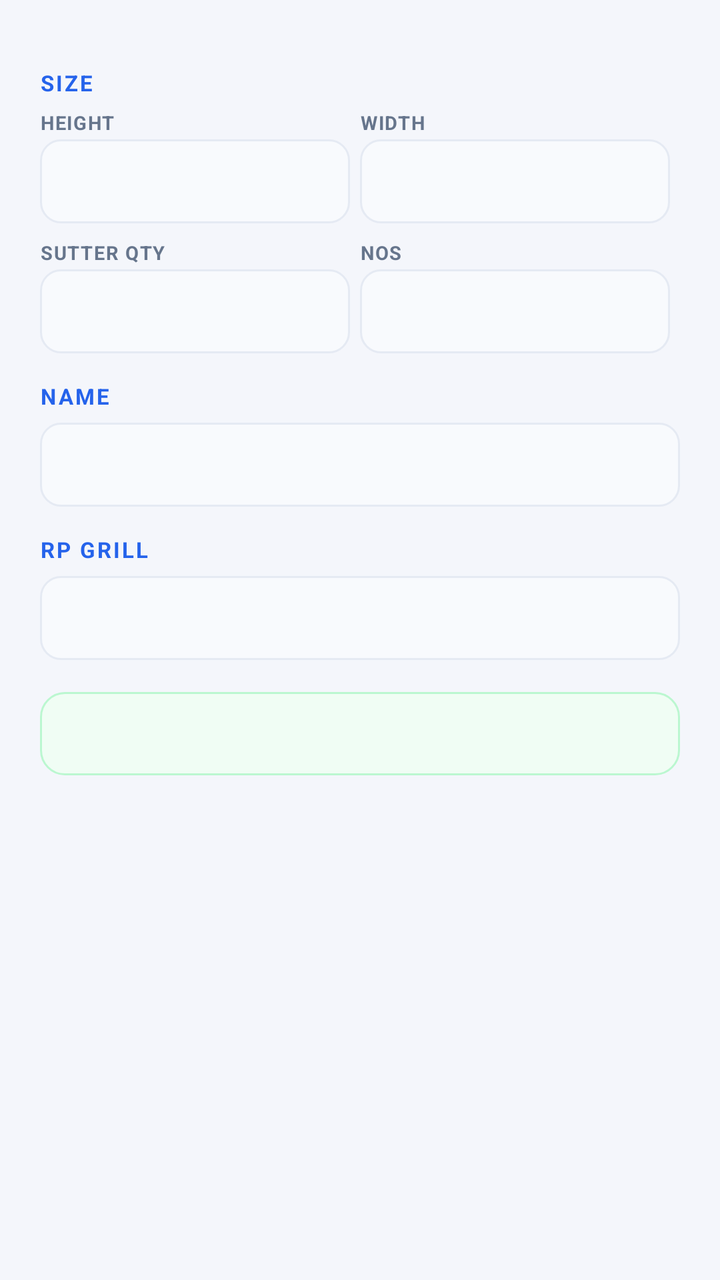
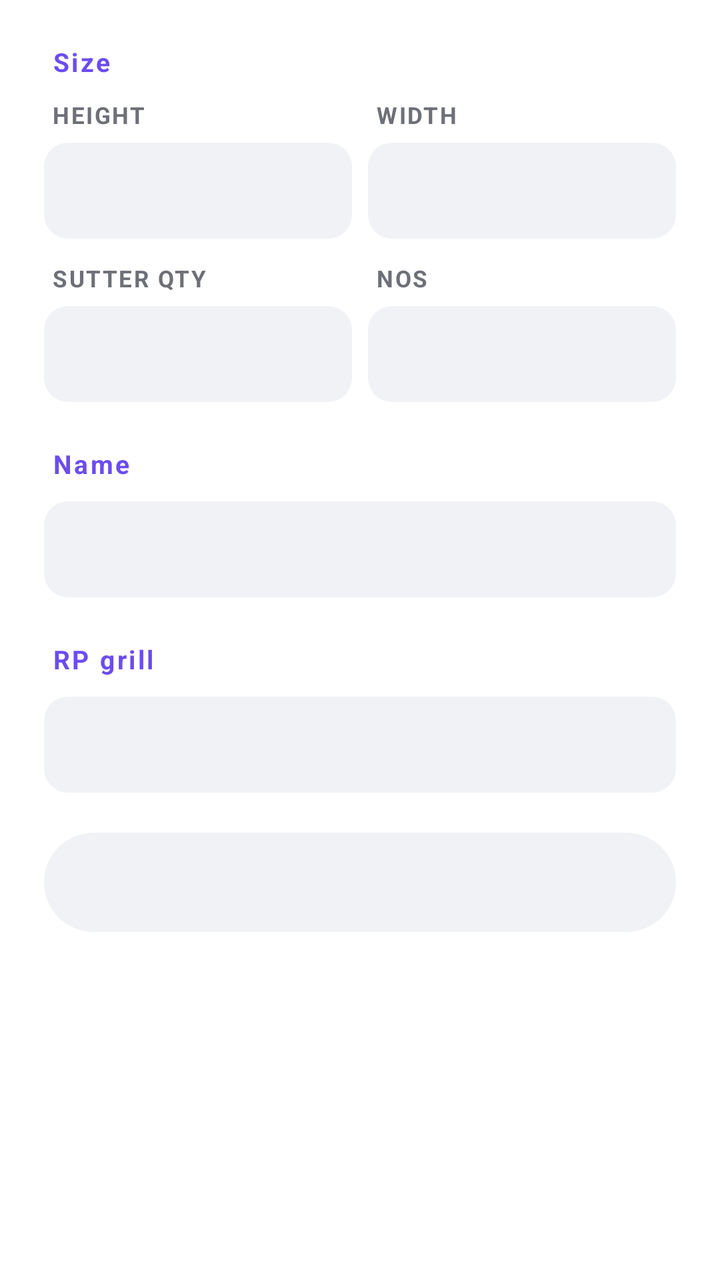

Two renders of the same Android screen: before a commit and after it. Below are the layout's source before the change and the commit's diff.
<!-- AndroidManifest.xml: application theme AppTheme -->
<!-- res/layout/dlg_row.xml -->
<?xml version="1.0" encoding="utf-8"?>
<ScrollView xmlns:android="http://schemas.android.com/apk/res/android"
    android:layout_width="match_parent"
    android:layout_height="wrap_content">

    <LinearLayout
        android:layout_width="match_parent"
        android:layout_height="wrap_content"
        android:orientation="vertical"
        android:padding="20dp">

        <TextView style="@style/SecHead" android:text="SIZE"/>

        <LinearLayout android:layout_width="match_parent" android:layout_height="wrap_content"
            android:orientation="horizontal" android:baselineAligned="false">
            <LinearLayout style="@style/FieldBox">
                <TextView style="@style/FieldLabel" android:text="HEIGHT"/>
                <EditText android:id="@+id/dH" style="@style/FieldInput"/>
            </LinearLayout>
            <LinearLayout style="@style/FieldBox">
                <TextView style="@style/FieldLabel" android:text="WIDTH"/>
                <EditText android:id="@+id/dW" style="@style/FieldInput"/>
            </LinearLayout>
        </LinearLayout>

        <LinearLayout android:layout_width="match_parent" android:layout_height="wrap_content"
            android:orientation="horizontal" android:baselineAligned="false"
            android:layout_marginTop="8dp">
            <LinearLayout style="@style/FieldBox">
                <TextView style="@style/FieldLabel" android:text="SUTTER QTY"/>
                <Spinner android:id="@+id/dSutter" android:layout_width="match_parent"
                    android:layout_height="42dp" android:background="@drawable/bg_input"/>
            </LinearLayout>
            <LinearLayout style="@style/FieldBox">
                <TextView style="@style/FieldLabel" android:text="NOS"/>
                <EditText android:id="@+id/dNos" style="@style/FieldInput"
                    android:inputType="number"/>
            </LinearLayout>
        </LinearLayout>

        <TextView style="@style/SecHead" android:text="NAME"/>
        <EditText android:id="@+id/dName"
            android:layout_width="match_parent" android:layout_height="42dp"
            android:background="@drawable/bg_input" android:inputType="text"
            android:textSize="14sp" android:padding="8dp" android:maxLines="1"/>

        <TextView style="@style/SecHead" android:text="RP GRILL"/>
        <Spinner android:id="@+id/dRp"
            android:layout_width="match_parent" android:layout_height="42dp"
            android:background="@drawable/bg_input"/>

        <TextView
            android:id="@+id/dResult"
            android:layout_width="match_parent"
            android:layout_height="wrap_content"
            android:layout_marginTop="16dp"
            android:padding="12dp"
            android:background="@drawable/bg_stat"
            android:textSize="13sp"
            android:textColor="@color/txt"
            android:lineSpacingExtra="4dp"
            android:fontFamily="monospace"/>
    </LinearLayout>
</ScrollView>
<!-- resources referenced by this layout -->
<resources>
  <color name="txt">#152236</color>
  <!-- drawable bg_input (drawable) -->
  <?xml version="1.0" encoding="utf-8"?>
  <shape xmlns:android="http://schemas.android.com/apk/res/android" android:shape="rectangle">
      <solid android:color="#F8FAFD"/>
      <corners android:radius="10dp"/>
      <stroke android:width="1dp" android:color="@color/line"/>
  </shape>
  <!-- drawable bg_stat (drawable) -->
  <?xml version="1.0" encoding="utf-8"?>
  <shape xmlns:android="http://schemas.android.com/apk/res/android" android:shape="rectangle">
      <solid android:color="#F0FDF4"/>
      <corners android:radius="12dp"/>
      <stroke android:width="1dp" android:color="#BBF7D0"/>
  </shape>
  <style name="FieldBox">
          <item name="android:layout_width">0dp</item>
          <item name="android:layout_height">wrap_content</item>
          <item name="android:layout_weight">1</item>
          <item name="android:orientation">vertical</item>
          <item name="android:layout_marginEnd">5dp</item>
      </style>
  <style name="FieldInput">
          <item name="android:layout_width">match_parent</item>
          <item name="android:layout_height">42dp</item>
          <item name="android:background">@drawable/bg_input</item>
          <item name="android:inputType">numberDecimal</item>
          <item name="android:textSize">15sp</item>
          <item name="android:textStyle">bold</item>
          <item name="android:gravity">center</item>
          <item name="android:maxLines">1</item>
          <item name="android:padding">4dp</item>
      </style>
  <style name="FieldLabel">
          <item name="android:layout_width">wrap_content</item>
          <item name="android:layout_height">wrap_content</item>
          <item name="android:textSize">9.5sp</item>
          <item name="android:textStyle">bold</item>
          <item name="android:textColor">@color/mut</item>
          <item name="android:letterSpacing">0.06</item>
          <item name="android:layout_marginBottom">2dp</item>
      </style>
  <style name="SecHead">
          <item name="android:layout_width">match_parent</item>
          <item name="android:layout_height">wrap_content</item>
          <item name="android:textSize">11sp</item>
          <item name="android:textStyle">bold</item>
          <item name="android:textColor">@color/acc</item>
          <item name="android:letterSpacing">0.09</item>
          <item name="android:layout_marginTop">14dp</item>
          <item name="android:layout_marginBottom">6dp</item>
      </style>
  <style name="AppTheme" parent="Theme.MaterialComponents.Light.NoActionBar">
          <item name="colorPrimary">@color/acc</item>
          <item name="colorPrimaryDark">@color/accDark</item>
          <item name="colorAccent">@color/acc</item>
          <item name="android:windowBackground">@color/bg</item>
          <item name="android:statusBarColor">@color/accDark</item>
      </style>
  <color name="line">#E5EAF3</color>
  <color name="mut">#66758C</color>
  <color name="acc">#2563EB</color>
  <color name="accDark">#1D4ED8</color>
  <color name="bg">#F4F6FB</color>
</resources>

<!-- the commit's change to res/layout/dlg_row.xml (unified diff, before → after) -->
@@ -1,61 +1,68 @@
 <?xml version="1.0" encoding="utf-8"?>
 <ScrollView xmlns:android="http://schemas.android.com/apk/res/android"
     android:layout_width="match_parent"
-    android:layout_height="wrap_content">
+    android:layout_height="wrap_content"
+    android:background="@color/card">
 
     <LinearLayout
         android:layout_width="match_parent"
         android:layout_height="wrap_content"
         android:orientation="vertical"
-        android:padding="20dp">
+        android:paddingStart="22dp" android:paddingEnd="22dp"
+        android:paddingTop="18dp" android:paddingBottom="24dp">
 
-        <TextView style="@style/SecHead" android:text="SIZE"/>
+        <TextView style="@style/SecHead" android:text="Size"
+            android:textAllCaps="false" android:layout_marginTop="4dp"/>
 
         <LinearLayout android:layout_width="match_parent" android:layout_height="wrap_content"
             android:orientation="horizontal" android:baselineAligned="false">
             <LinearLayout style="@style/FieldBox">
-                <TextView style="@style/FieldLabel" android:text="HEIGHT"/>
+                <TextView style="@style/FieldLabel" android:text="HEIGHT" android:labelFor="@+id/dH"/>
                 <EditText android:id="@+id/dH" style="@style/FieldInput"/>
             </LinearLayout>
-            <LinearLayout style="@style/FieldBox">
-                <TextView style="@style/FieldLabel" android:text="WIDTH"/>
+            <LinearLayout style="@style/FieldBox" android:layout_marginEnd="0dp">
+                <TextView style="@style/FieldLabel" android:text="WIDTH" android:labelFor="@+id/dW"/>
                 <EditText android:id="@+id/dW" style="@style/FieldInput"/>
             </LinearLayout>
         </LinearLayout>
 
         <LinearLayout android:layout_width="match_parent" android:layout_height="wrap_content"
             android:orientation="horizontal" android:baselineAligned="false"
-            android:layout_marginTop="8dp">
+            android:layout_marginTop="12dp">
             <LinearLayout style="@style/FieldBox">
-                <TextView style="@style/FieldLabel" android:text="SUTTER QTY"/>
+                <TextView style="@style/FieldLabel" android:text="SUTTER QTY" android:labelFor="@+id/dSutter"/>
                 <Spinner android:id="@+id/dSutter" android:layout_width="match_parent"
-                    android:layout_height="42dp" android:background="@drawable/bg_input"/>
+                    android:layout_height="@dimen/ou_field_h"
+                    android:background="@drawable/bg_input"/>
             </LinearLayout>
-            <LinearLayout style="@style/FieldBox">
-                <TextView style="@style/FieldLabel" android:text="NOS"/>
+            <LinearLayout style="@style/FieldBox" android:layout_marginEnd="0dp">
+                <TextView style="@style/FieldLabel" android:text="NOS" android:labelFor="@+id/dNos"/>
                 <EditText android:id="@+id/dNos" style="@style/FieldInput"
                     android:inputType="number"/>
             </LinearLayout>
         </LinearLayout>
 
-        <TextView style="@style/SecHead" android:text="NAME"/>
+        <TextView style="@style/SecHead" android:text="Name" android:textAllCaps="false"
+            android:labelFor="@+id/dName"/>
         <EditText android:id="@+id/dName"
-            android:layout_width="match_parent" android:layout_height="42dp"
+            android:layout_width="match_parent" android:layout_height="@dimen/ou_field_h"
             android:background="@drawable/bg_input" android:inputType="text"
-            android:textSize="14sp" android:padding="8dp" android:maxLines="1"/>
+            android:textColor="@color/txt" android:textColorHint="@color/hint"
+            android:textSize="15sp" android:paddingStart="14dp" android:paddingEnd="14dp"
+            android:gravity="center_vertical" android:maxLines="1"/>
 
-        <TextView style="@style/SecHead" android:text="RP GRILL"/>
+        <TextView style="@style/SecHead" android:text="RP grill" android:textAllCaps="false"/>
         <Spinner android:id="@+id/dRp"
-            android:layout_width="match_parent" android:layout_height="42dp"
+            android:layout_width="match_parent" android:layout_height="@dimen/ou_field_h"
             android:background="@drawable/bg_input"/>
 
         <TextView
             android:id="@+id/dResult"
             android:layout_width="match_parent"
             android:layout_height="wrap_content"
-            android:layout_marginTop="16dp"
-            android:padding="12dp"
-            android:background="@drawable/bg_stat"
+            android:layout_marginTop="20dp"
+            android:padding="16dp"
+            android:background="@drawable/bg_card2"
             android:textSize="13sp"
             android:textColor="@color/txt"
             android:lineSpacingExtra="4dp"
<!-- resource entries referenced after the edit -->
@@ -1,68 +1,171 @@
 <!-- resources referenced by this layout -->
 <resources>
-  <color name="txt">#152236</color>
+  <color name="card">#FFFFFF</color>
+  <color name="hint">#A6A8B1</color>
+  <color name="txt">#1B1B1F</color>
+  <dimen name="ou_field_h">48dp</dimen>
+  <!-- drawable bg_card2 (drawable) -->
+  <?xml version="1.0" encoding="utf-8"?>
+  <shape xmlns:android="http://schemas.android.com/apk/res/android" android:shape="rectangle">
+      <solid android:color="@color/card2"/>
+      <corners android:radius="@dimen/ou_radius_card"/>
+  </shape>
   <!-- drawable bg_input (drawable) -->
   <?xml version="1.0" encoding="utf-8"?>
-  <shape xmlns:android="http://schemas.android.com/apk/res/android" android:shape="rectangle">
-      <solid android:color="#F8FAFD"/>
-      <corners android:radius="10dp"/>
-      <stroke android:width="1dp" android:color="@color/line"/>
-  </shape>
-  <!-- drawable bg_stat (drawable) -->
-  <?xml version="1.0" encoding="utf-8"?>
-  <shape xmlns:android="http://schemas.android.com/apk/res/android" android:shape="rectangle">
-      <solid android:color="#F0FDF4"/>
-      <corners android:radius="12dp"/>
-      <stroke android:width="1dp" android:color="#BBF7D0"/>
-  </shape>
+  <selector xmlns:android="http://schemas.android.com/apk/res/android">
+      <item android:state_focused="true">
+          <shape android:shape="rectangle">
+              <solid android:color="@color/card"/>
+              <corners android:radius="@dimen/ou_radius_small"/>
+              <stroke android:width="1.6dp" android:color="@color/acc"/>
+          </shape>
+      </item>
+      <item>
+          <shape android:shape="rectangle">
+              <solid android:color="@color/card2"/>
+              <corners android:radius="@dimen/ou_radius_small"/>
+          </shape>
+      </item>
+  </selector>
   <style name="FieldBox">
           <item name="android:layout_width">0dp</item>
           <item name="android:layout_height">wrap_content</item>
           <item name="android:layout_weight">1</item>
           <item name="android:orientation">vertical</item>
-          <item name="android:layout_marginEnd">5dp</item>
+          <item name="android:layout_marginEnd">8dp</item>
       </style>
   <style name="FieldInput">
           <item name="android:layout_width">match_parent</item>
-          <item name="android:layout_height">42dp</item>
+          <item name="android:layout_height">@dimen/ou_field_h</item>
           <item name="android:background">@drawable/bg_input</item>
           <item name="android:inputType">numberDecimal</item>
           <item name="android:textSize">15sp</item>
           <item name="android:textStyle">bold</item>
+          <item name="android:textColor">@color/txt</item>
+          <item name="android:textColorHint">@color/hint</item>
           <item name="android:gravity">center</item>
           <item name="android:maxLines">1</item>
-          <item name="android:padding">4dp</item>
+          <item name="android:paddingStart">10dp</item>
+          <item name="android:paddingEnd">10dp</item>
+          <item name="android:paddingTop">4dp</item>
+          <item name="android:paddingBottom">4dp</item>
       </style>
   <style name="FieldLabel">
           <item name="android:layout_width">wrap_content</item>
           <item name="android:layout_height">wrap_content</item>
-          <item name="android:textSize">9.5sp</item>
+          <item name="android:textSize">11.5sp</item>
           <item name="android:textStyle">bold</item>
           <item name="android:textColor">@color/mut</item>
-          <item name="android:letterSpacing">0.06</item>
-          <item name="android:layout_marginBottom">2dp</item>
+          <item name="android:letterSpacing">0.07</item>
+          <item name="android:layout_marginBottom">6dp</item>
+          <item name="android:layout_marginStart">4dp</item>
       </style>
   <style name="SecHead">
           <item name="android:layout_width">match_parent</item>
           <item name="android:layout_height">wrap_content</item>
-          <item name="android:textSize">11sp</item>
+          <item name="android:textSize">13sp</item>
           <item name="android:textStyle">bold</item>
           <item name="android:textColor">@color/acc</item>
           <item name="android:letterSpacing">0.09</item>
-          <item name="android:layout_marginTop">14dp</item>
-          <item name="android:layout_marginBottom">6dp</item>
+          <item name="android:layout_marginTop">22dp</item>
+          <item name="android:layout_marginBottom">10dp</item>
+          <item name="android:layout_marginStart">4dp</item>
       </style>
-  <style name="AppTheme" parent="Theme.MaterialComponents.Light.NoActionBar">
+  <style name="AppTheme" parent="Theme.MaterialComponents.DayNight.NoActionBar">
           <item name="colorPrimary">@color/acc</item>
           <item name="colorPrimaryDark">@color/accDark</item>
+          <item name="colorPrimaryVariant">@color/accDark</item>
+          <item name="colorSecondary">@color/acc</item>
+          <item name="colorSecondaryVariant">@color/accDark</item>
           <item name="colorAccent">@color/acc</item>
+          <item name="colorOnPrimary">@color/onAcc</item>
+          <item name="colorOnSecondary">@color/onAcc</item>
+          <item name="colorSurface">@color/card</item>
+          <item name="colorOnSurface">@color/txt</item>
+          <item name="colorError">@color/red</item>
+          <item name="android:colorBackground">@color/bg</item>
+  
           <item name="android:windowBackground">@color/bg</item>
-          <item name="android:statusBarColor">@color/accDark</item>
+          <item name="android:statusBarColor">@color/bg</item>
+          <item name="android:navigationBarColor">@color/bg</item>
+          <item name="android:windowLightStatusBar">@bool/ou_light_status</item>
+          <item name="android:textColorPrimary">@color/txt</item>
+          <item name="android:textColorSecondary">@color/mut</item>
+          <item name="android:textColorHint">@color/hint</item>
+          <item name="android:textColorHighlight">@color/accLight</item>
+          <item name="android:colorControlNormal">@color/ic</item>
+          <item name="android:colorControlActivated">@color/acc</item>
+          <item name="android:colorControlHighlight">@color/accRipple</item>
+          <item name="android:fontFamily">sans-serif</item>
+  
+          <item name="bottomSheetDialogTheme">@style/AluBottomSheet</item>
+          <item name="materialAlertDialogTheme">@style/AluDialogTheme</item>
+          <item name="alertDialogTheme">@style/AluDialogTheme</item>
+          <item name="android:alertDialogTheme">@style/AluDialogTheme</item>
+          <item name="dialogTheme">@style/AluDialogTheme</item>
       </style>
-  <color name="line">#E5EAF3</color>
-  <color name="mut">#66758C</color>
-  <color name="acc">#2563EB</color>
-  <color name="accDark">#1D4ED8</color>
-  <color name="bg">#F4F6FB</color>
+  <color name="card2">#F1F2F5</color>
+  <dimen name="ou_radius_card">26dp</dimen>
+  <dimen name="ou_radius_small">12dp</dimen>
+  <color name="mut">#6E7078</color>
+  <color name="acc">#6C4CF1</color>
+  <color name="accDark">#5738D6</color>
+  <color name="onAcc">#FFFFFF</color>
+  <color name="red">#D93A32</color>
+  <color name="bg">#F4F5F7</color>
+  <color name="accLight">#EFEBFF</color>
+  <color name="ic">#4A4C54</color>
+  <color name="accRipple">#2E6C4CF1</color>
+  <style name="AluBottomSheet" parent="Theme.MaterialComponents.DayNight.BottomSheetDialog">
+          <item name="bottomSheetStyle">@style/AluBottomSheetShape</item>
+          <item name="android:backgroundDimAmount">0.42</item>
+          <item name="android:statusBarColor">@color/transparent</item>
+          <item name="android:navigationBarColor">@color/card</item>
+      </style>
+  <style name="AluDialogTheme" parent="ThemeOverlay.MaterialComponents.MaterialAlertDialog">
+          <item name="alertDialogStyle">@style/AluDialogStyle</item>
+          <item name="materialAlertDialogTitleTextStyle">@style/OuDialogTitle</item>
+          <item name="materialAlertDialogBodyTextStyle">@style/OuDialogBody</item>
+          <item name="buttonBarPositiveButtonStyle">@style/OuDialogButton</item>
+          <item name="buttonBarNegativeButtonStyle">@style/OuDialogButton</item>
+          <item name="buttonBarNeutralButtonStyle">@style/OuDialogButton</item>
+      </style>
+  <style name="AluBottomSheetShape" parent="Widget.MaterialComponents.BottomSheet.Modal">
+          <item name="android:background">@android:color/transparent</item>
+          <item name="backgroundTint">@android:color/transparent</item>
+          <item name="shapeAppearanceOverlay">@style/OuSheetShape</item>
+      </style>
+  <color name="transparent">#00000000</color>
+  <style name="AluDialogStyle" parent="MaterialAlertDialog.MaterialComponents">
+          <item name="shapeAppearanceOverlay">@style/OuDialogShape</item>
+          <item name="backgroundTint">@color/card</item>
+      </style>
+  <style name="OuDialogTitle" parent="MaterialAlertDialog.MaterialComponents.Title.Text">
+          <item name="android:textColor">@color/txt</item>
+          <item name="android:textSize">20sp</item>
+          <item name="android:textStyle">bold</item>
+          <item name="android:letterSpacing">-0.01</item>
+      </style>
+  <style name="OuDialogBody" parent="MaterialAlertDialog.MaterialComponents.Body.Text">
+          <item name="android:textColor">@color/mut</item>
+          <item name="android:textSize">14.5sp</item>
+      </style>
+  <style name="OuDialogButton" parent="Widget.MaterialComponents.Button.TextButton.Dialog">
+          <item name="android:textColor">@color/acc</item>
+          <item name="android:textSize">15sp</item>
+          <item name="android:textStyle">bold</item>
+          <item name="android:textAllCaps">false</item>
+          <item name="rippleColor">@color/accRipple</item>
+      </style>
+  <style name="OuSheetShape">
+          <item name="cornerSizeTopLeft">@dimen/ou_sheet_radius</item>
+          <item name="cornerSizeTopRight">@dimen/ou_sheet_radius</item>
+          <item name="cornerSizeBottomLeft">0dp</item>
+          <item name="cornerSizeBottomRight">0dp</item>
+      </style>
+  <style name="OuDialogShape">
+          <item name="cornerSize">@dimen/ou_radius_card</item>
+      </style>
+  <dimen name="ou_sheet_radius">26dp</dimen>
 </resources>
 
